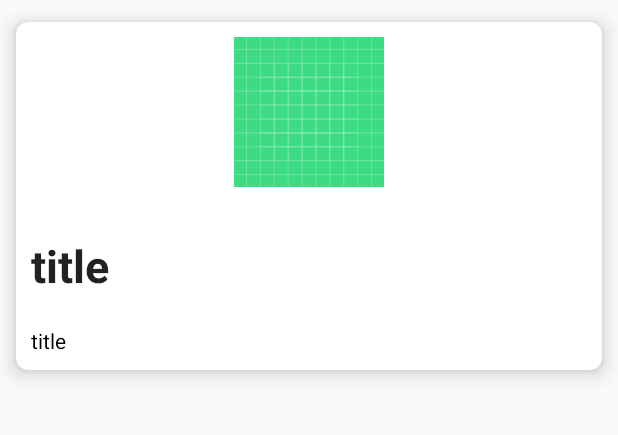
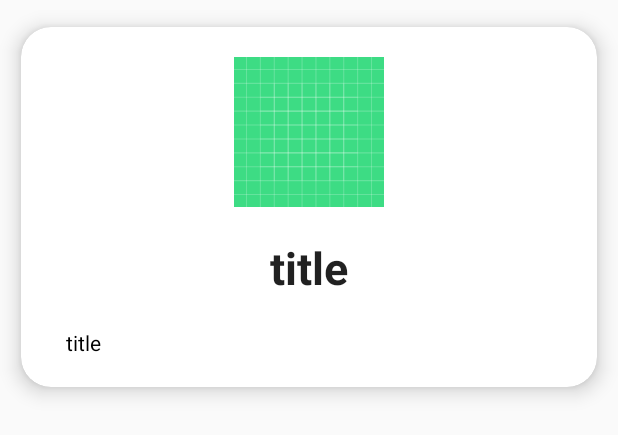
Before and after one commit to nameisjayant/News-feed-app-android-kotlin, an Android app: the layout each_row.xml on its own in the app's theme, with its tools: preview values and no code run, on a phone screen of 412 x 824 dp. Shown: the top 435 px of the screen. Run offline under Robolectric (Android 15) with nearby library versions, the phone set to English and light mode, and no system bars.

Commit message:
Design improved, Changed square image to round, Formatted, Added latest targetSdkVersion

```diff
--- a/app/src/main/java/com/codingwithjks/retrofit/Listener/Listener.kt
+++ b/app/src/main/java/com/codingwithjks/retrofit/Listener/Listener.kt
@@ -1,5 +1,5 @@
 package com.codingwithjks.retrofit.Listener
 
 interface Listener {
-    fun onItemClickListener(position:Int)
+    fun onItemClickListener(position: Int)
 }
--- a/app/src/main/java/com/codingwithjks/retrofit/Network/BaseUrl.kt
+++ b/app/src/main/java/com/codingwithjks/retrofit/Network/BaseUrl.kt
@@ -2,5 +2,5 @@ package com.codingwithjks.newsfeedapp.Network
 
 object BaseUrl {
 
-    const val baseUrl:String="http://newsapi.org/v2/"
+    const val baseUrl: String = "http://newsapi.org/v2/"
 }
--- a/app/src/main/java/com/codingwithjks/retrofit/Network/RetrofitBuilder.kt
+++ b/app/src/main/java/com/codingwithjks/retrofit/Network/RetrofitBuilder.kt
@@ -5,11 +5,10 @@ import retrofit2.converter.gson.GsonConverterFactory
 
 object RetrofitBuilder {
 
-    private fun getRetrofit():Retrofit= Retrofit.Builder()
+    private fun getRetrofit(): Retrofit = Retrofit.Builder()
         .baseUrl(BaseUrl.baseUrl)
         .addConverterFactory(GsonConverterFactory.create())
         .build()
 
-    val newApi:NewsApi= getRetrofit().create(NewsApi::class.java)
-
+    val newApi: NewsApi = getRetrofit().create(NewsApi::class.java)
 }
--- a/app/src/main/res/layout/each_row.xml
+++ b/app/src/main/res/layout/each_row.xml
@@ -3,17 +3,17 @@
     xmlns:app="http://schemas.android.com/apk/res-auto"
     xmlns:tools="http://schemas.android.com/tools"
     android:layout_width="match_parent"
+    android:layout_height="wrap_content"
+    app:cardCornerRadius="20dp"
     app:cardElevation="8dp"
-    app:cardUseCompatPadding="true"
-    app:cardMaxElevation="8dp"
+    app:cardMaxElevation="5dp"
     app:cardPreventCornerOverlap="true"
-    app:cardCornerRadius="8dp"
-    android:layout_height="wrap_content">
+    app:cardUseCompatPadding="true">
 
     <androidx.constraintlayout.widget.ConstraintLayout
         android:layout_width="match_parent"
-        android:padding="10dp"
-        android:layout_height="match_parent">
+        android:layout_height="match_parent"
+        android:padding="20dp">
 
         <ImageView
             android:id="@+id/image"
@@ -27,7 +27,10 @@
             android:id="@+id/title"
             android:layout_width="match_parent"
             android:layout_height="wrap_content"
-            android:layout_marginTop="32dp"
+            android:layout_marginStart="10dp"
+            android:layout_marginTop="20dp"
+            android:layout_marginEnd="10dp"
+            android:gravity="center"
             android:text="title"
             android:textAppearance="@style/TextAppearance.AppCompat.Large"
             android:textSize="30dp"
@@ -41,7 +44,9 @@
             android:id="@+id/content"
             android:layout_width="match_parent"
             android:layout_height="wrap_content"
+            android:layout_marginStart="10dp"
             android:layout_marginTop="20dp"
+            android:layout_marginEnd="10dp"
             android:text="title"
             android:textColor="#000"
             app:layout_constraintEnd_toEndOf="parent"
--- a/build.gradle
+++ b/build.gradle
@@ -1,12 +1,12 @@
 // Top-level build file where you can add configuration options common to all sub-projects/modules.
 buildscript {
-    ext.kotlin_version = "1.3.72"
+    ext.kotlin_version = "1.4.0"
     repositories {
         google()
         jcenter()
     }
     dependencies {
-        classpath "com.android.tools.build:gradle:4.0.0"
+        classpath "com.android.tools.build:gradle:4.0.1"
         classpath "org.jetbrains.kotlin:kotlin-gradle-plugin:$kotlin_version"
 
         // NOTE: Do not place your application dependencies here; they belong
```
Also changed, not shown: app/build.gradle (+8 -5 lines), app/src/main/java/com/codingwithjks/retrofit/Adapter/NewsAdapter.kt (+21 -16 lines), app/src/main/java/com/codingwithjks/retrofit/Network/NewsApi.kt (+8 -6 lines), app/src/main/java/com/codingwithjks/retrofit/Ui/MainActivity.kt (+26 -21 lines), app/src/main/java/com/codingwithjks/retrofit/Ui/WebActivity.kt (+6 -6 lines), app/src/main/res/layout/activity_main.xml (+9 -10 lines), app/src/main/res/layout/activity_web.xml (+5 -4 lines), app/src/main/res/drawable/Screenshot 2020-08-18 at 12.47.08 PM.png (deleted), app/src/main/res/drawable/Screenshot 2020-08-18 at 12.47.54 PM.png (deleted).
